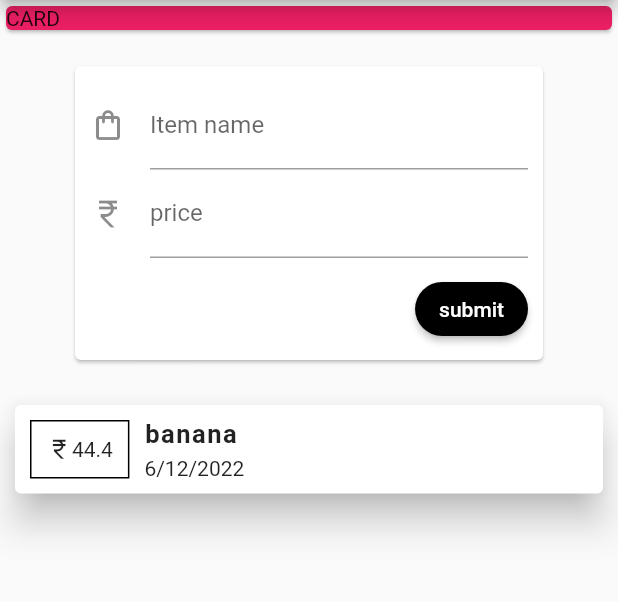
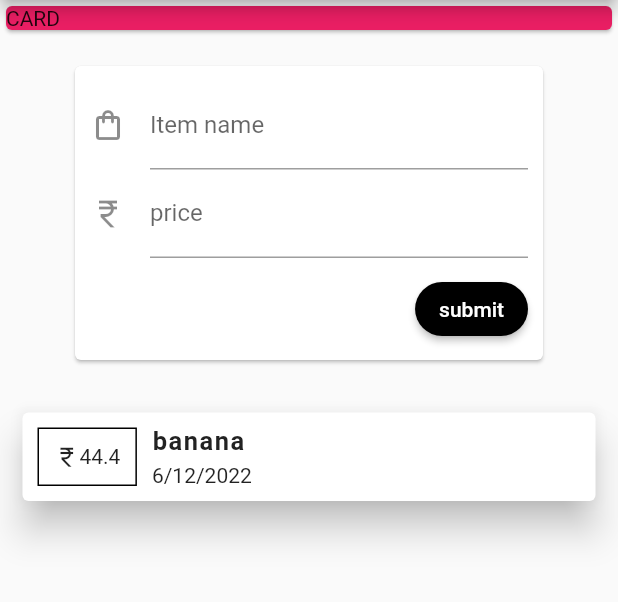
Before and after one commit to Rhriti/ExpenseApp, a Flutter app: the screen it shows after launch, on a phone screen of 412 x 824 dp, the part 84-686 px from its top. Run offline on Flutter 3.47's test engine with Material 2 defaults, Android fonts, the phone set to English and light mode, and no system bars.

Commit message:
List view builder

```diff
--- a/lib/main.dart
+++ b/lib/main.dart
@@ -12,12 +12,21 @@ class Expenseapp extends StatelessWidget {
         appBar: AppBar(
           title: Text('Expense App'),
         ),
-        body: SingleChildScrollView(
-          child: Column(
-            children: [Card(child: Container(child: Text('CARD'),width: double.infinity,),color: Colors.pink,),Mainwidget()],
+        body: Container(height: 600,
+          child: ListView(
+            children: [
+              Card(
+                child: Container(
+                  child: Text('CARD'),
+                  width: double.infinity,
+                ),
+                color: Colors.pink,
+              ),
+              Mainwidget()
+            ],
           ),
         ),
-      )
+      ),
     );
   }
 }
--- a/lib/widget/mainwidegt.dart
+++ b/lib/widget/mainwidegt.dart
@@ -8,22 +8,21 @@ class Mainwidget extends StatefulWidget {
 }
 
 class _MainwidgetState extends State<Mainwidget> {
-  List <Transaction> translist = [
-    Transaction(item: 'banana', date: DateTime.now(), amount: 44.4)
+  List<Transaction> translist = [
+    Transaction(item: 'banana', date: DateTime.now(), amount: 44.4),
   ];
 
   void func(String saman, double daam) {
     setState(() {
-      translist.add(Transaction(item: saman, amount: daam,date: DateTime.now()));
+      translist
+          .add(Transaction(item: saman, amount: daam, date: DateTime.now()));
     });
   }
 
   @override
   Widget build(BuildContext context) {
-    return SingleChildScrollView(
-      child: Column(
-        children: [ Userinput(func),SLW(translist)],
-      ),
+    return Column(
+      children: [Userinput(func), SLW(translist)],
     );
   }
 }
--- a/lib/widget/slw.dart
+++ b/lib/widget/slw.dart
@@ -8,8 +8,12 @@ class SLW extends StatelessWidget {
 
   @override
   Widget build(BuildContext context) {
-    return Column(
-        children: list.map((ele) {
+    return Container(height: 300,
+
+      child: ListView.builder(
+        padding: EdgeInsets.all(5),
+        itemCount: list.length,
+        itemBuilder: (BuildContext context,int index){
           return Card(
           elevation: 10,
           child: Row(
@@ -22,7 +26,7 @@ class SLW extends StatelessWidget {
                       size: 17,
                     ),
                     Text(
-                    ele.amount.toString(),
+                      list[index].amount.toString(),
                     ),
                   ],
                 ),
@@ -34,7 +38,7 @@ class SLW extends StatelessWidget {
               Column(
                 children: [
                   Text(
-                  ele.item,
+                    list[index].item,
                     style: TextStyle(
                       fontSize: 17,
                       fontWeight: FontWeight.w700,
@@ -45,7 +49,7 @@ class SLW extends StatelessWidget {
                   SizedBox(
                     height: 5,
                   ),
-                Text(DateFormat.yMd().format(ele.date))
+                  Text(DateFormat.yMd().format(list[index].date))
                 ],
                 crossAxisAlignment: CrossAxisAlignment.start,
               )
@@ -53,6 +57,10 @@ class SLW extends StatelessWidget {
           ),
           margin: EdgeInsets.all(10),
         );
-    }).toList());
+        },
+
+
+    ),
+    );
   }
 }
```
Lines whose indentation alone changed are shown as unchanged.
